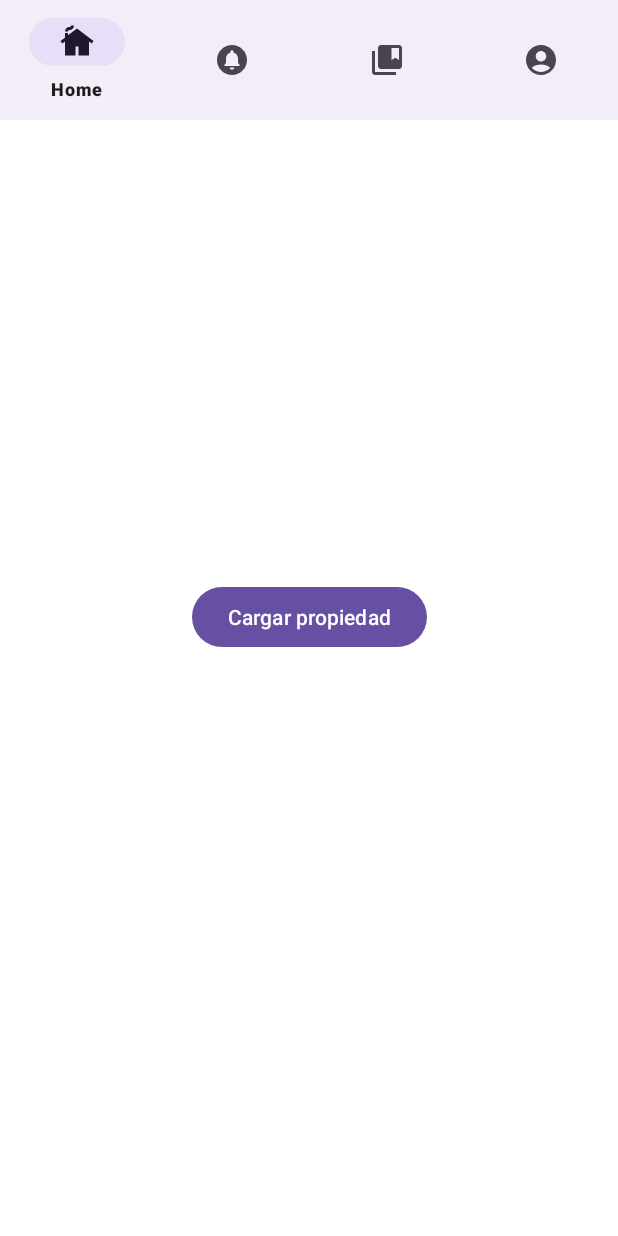
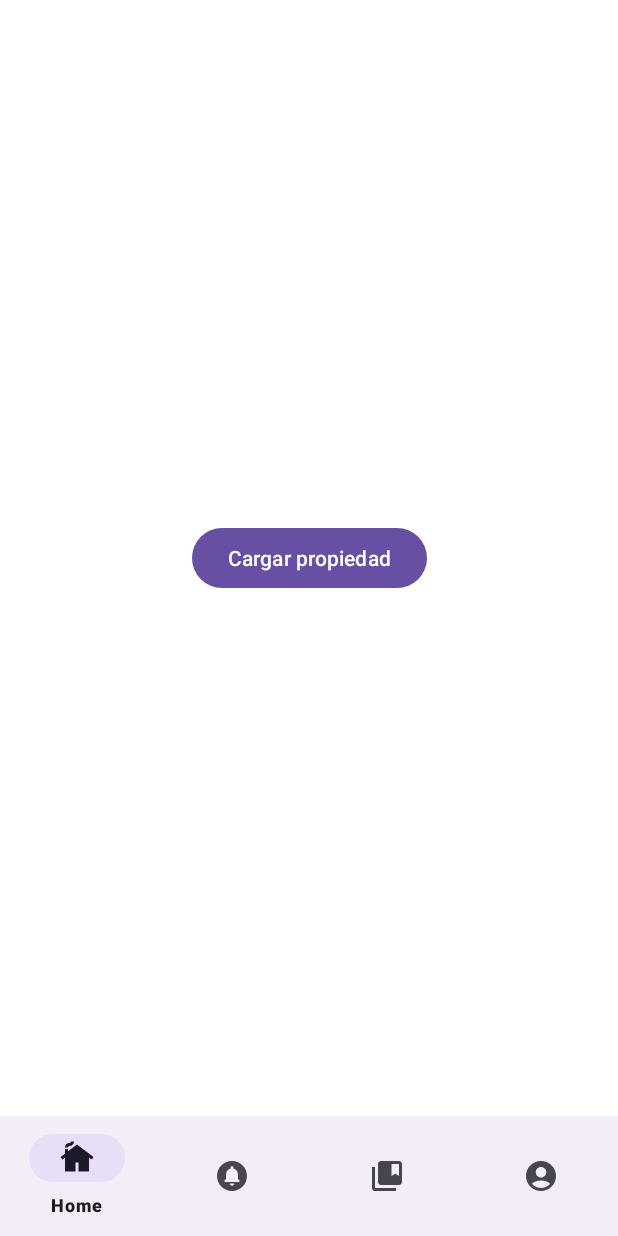
Before and after one commit to Lucasellero/servicio_limpieza, an Android app: the home screen opened directly, with no data from a screen before it, on a phone screen of 412 x 824 dp. Run offline under Robolectric (Android 15) with nearby library versions, the phone set to English and light mode, and no system bars.

Commit message:
Funciona hasta cargar propiedad, con el boton de navegabilidad

```diff
--- a/app/build.gradle
+++ b/app/build.gradle
@@ -39,5 +39,5 @@ dependencies {
     testImplementation libs.junit
     androidTestImplementation libs.ext.junit
     androidTestImplementation libs.espresso.core
-    implementation 'androidx.viewpager2:viewpager2:1.0.0'
+    implementation 'com.google.android.material:material:1.3.0'
 }
--- a/app/src/main/java/com/example/servicio_limpieza/home.java
+++ b/app/src/main/java/com/example/servicio_limpieza/home.java
@@ -21,6 +21,7 @@ public class home extends AppCompatActivity {
         setContentView(R.layout.activity_home);
 
         Button btnCargarPropiedad = findViewById(R.id.btnCargarPropiedad);
+        bottomNavigationView = findViewById(R.id.bottom_navigation); // Asegúrate de inicializar aquí
 
         btnCargarPropiedad.setOnClickListener(new View.OnClickListener() {
             @Override
--- a/app/src/main/res/layout/activity_home.xml
+++ b/app/src/main/res/layout/activity_home.xml
@@ -14,16 +14,20 @@
         android:layout_width="wrap_content"
         android:layout_height="wrap_content"
         android:text="Cargar propiedad"
-        app:layout_constraintBottom_toBottomOf="parent"
+        app:layout_constraintBottom_toTopOf="@id/bottom_navigation"
         app:layout_constraintEnd_toEndOf="parent"
         app:layout_constraintStart_toStartOf="parent"
         app:layout_constraintTop_toTopOf="parent"
-        app:layout_constraintVertical_bias="0.499" />
+        app:layout_constraintVertical_bias="0.5" />
 
     <com.google.android.material.bottomnavigation.BottomNavigationView
         android:id="@+id/bottom_navigation"
         android:layout_width="match_parent"
         android:layout_height="wrap_content"
+        android:layout_gravity="bottom"
+        app:layout_constraintBottom_toBottomOf="parent"
+        app:layout_constraintStart_toStartOf="parent"
+        app:layout_constraintEnd_toEndOf="parent"
         app:menu="@menu/bottom_navigation_menu" />
 
 </androidx.constraintlayout.widget.ConstraintLayout>
```
